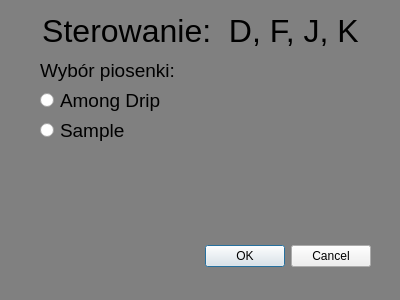
Before: the Qt Designer form songselect.ui in Mthw40/test1, drawn with Qt 5.
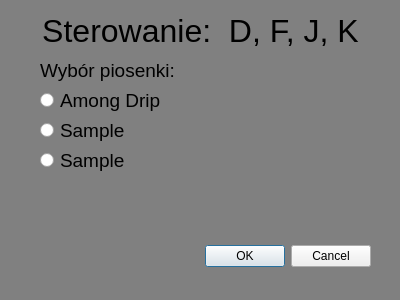
After: the same form once the commit is applied. Icons and pictures are not drawn.

Diff of the .ui file:
```diff
--- a/songselect.ui
+++ b/songselect.ui
@@ -124,6 +124,24 @@
     <string>Sample</string>
    </property>
   </widget>
+  <widget class="QRadioButton" name="option3">
+   <property name="geometry">
+    <rect>
+     <x>40</x>
+     <y>150</y>
+     <width>141</width>
+     <height>21</height>
+    </rect>
+   </property>
+   <property name="font">
+    <font>
+     <pointsize>14</pointsize>
+    </font>
+   </property>
+   <property name="text">
+    <string>Sample</string>
+   </property>
+  </widget>
  </widget>
  <resources>
   <include location="Zasoby.qrc"/>
```
